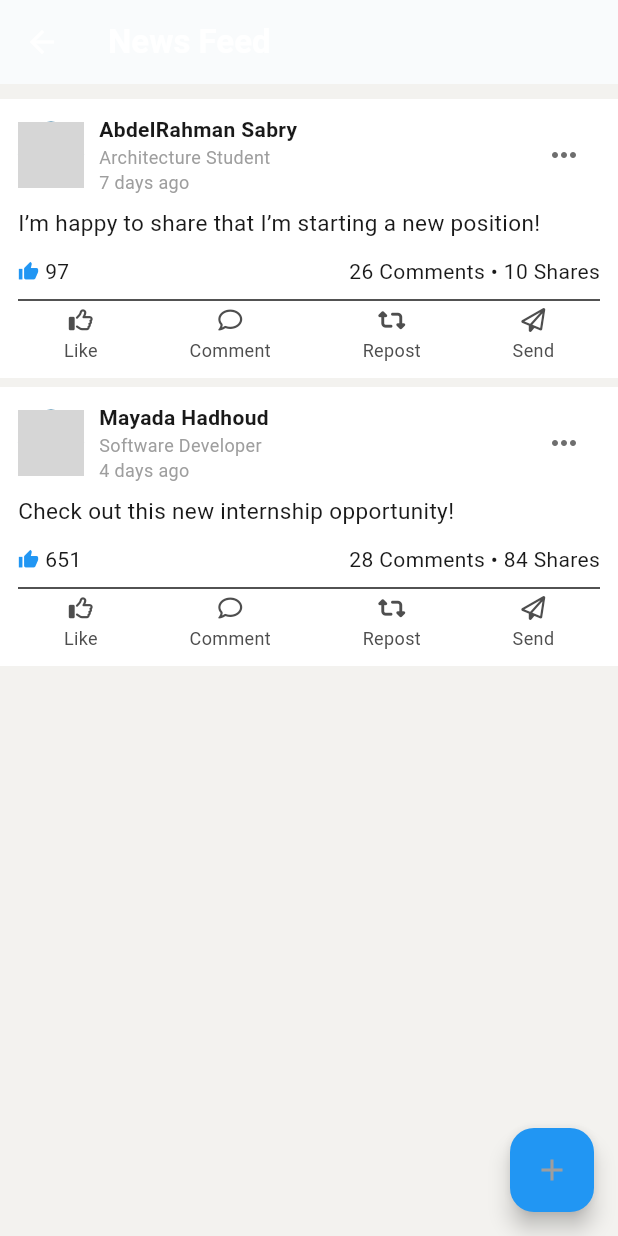
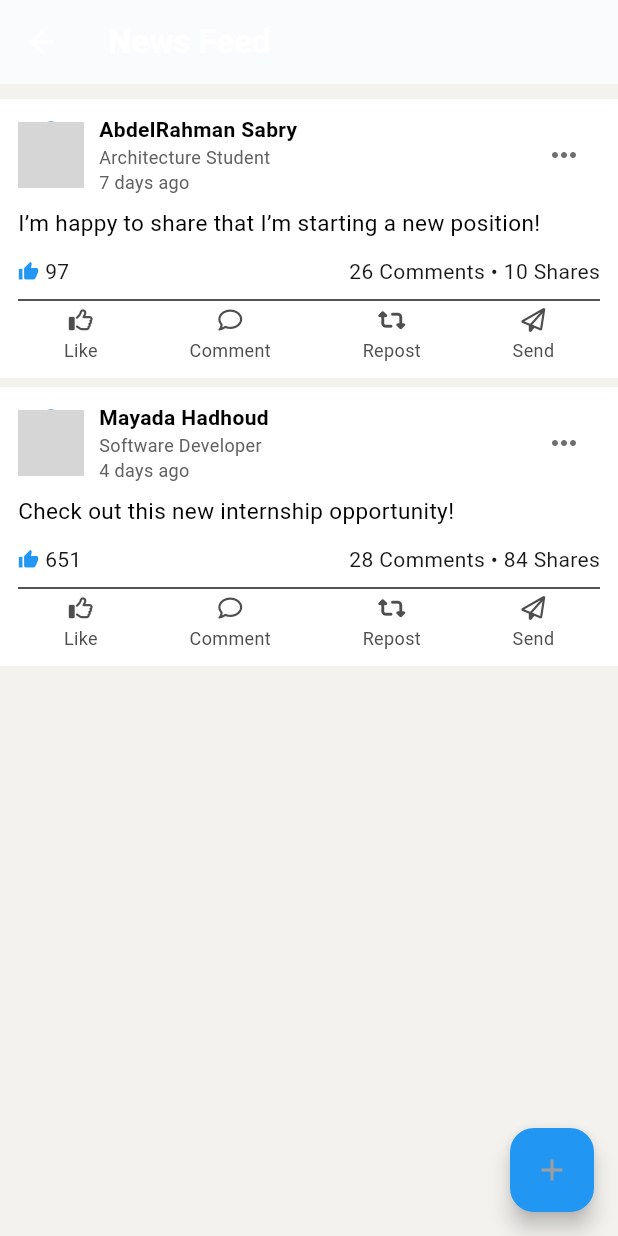
Before and after one commit to TawasolApp/Cross-Platform, a Flutter app: the FeedPage screen opened directly, on a phone screen of 412 x 824 dp. Run offline on Flutter 3.47's test engine with Material 3 defaults, Android fonts, the phone set to English and light mode, and no system bars; our stand-ins replace dio, font_awesome_flutter, fpdart, go_router, google_sign_in, shared_preferences and 2 more; missing offline and left inert: webview_flutter_android; accounts and stored records are empty; network calls fail; Roboto replaces fonts that are missing (SourceSans); grey boxes are pictures that could not be loaded.

Commit message:
Integrated App router and themes with feeds module

```diff
--- a/linkedin_clone/lib/core/Navigation/app_router.dart
+++ b/linkedin_clone/lib/core/Navigation/app_router.dart
@@ -9,6 +9,9 @@ import 'package:linkedin_clone/features/authentication/Presentation/Pages/forgot
 import 'package:linkedin_clone/features/authentication/Presentation/Pages/home_page.dart';
 import 'package:linkedin_clone/features/authentication/Presentation/Pages/login_page.dart';
 import 'package:linkedin_clone/features/authentication/Presentation/Pages/email_verification_page.dart.dart';
+import 'package:linkedin_clone/features/feed/presentation/pages/create_post_page.dart';
+import 'package:linkedin_clone/features/feed/presentation/pages/feed_page.dart';
+import 'package:linkedin_clone/features/main_layout/presentation/pages/main_layout.dart';
 import '../../features/authentication/presentation/pages/onboarding_page.dart';
 
 class AppRouter {
@@ -33,6 +36,9 @@ class AppRouter {
       GoRoute(path: RouteNames.verifyEmail, builder: (context, state) => EmailVerificationPage()),
       GoRoute(path: RouteNames.forgotPassword, builder: (context, state) => ForgotPasswordPage()),
       GoRoute(path: RouteNames.checkemail, builder: (context, state) => ForgotPasswordCheckEmailPage()),
+      GoRoute(path: RouteNames.main, builder: (context, state) => MainNavigationPage()),
+      GoRoute(path: RouteNames.createPost,builder: (context, state) => PostCreationPage() ),
+      GoRoute(path: RouteNames.feed,builder: (context, state) => FeedPage()),
       // GoRoute(
       //   path: RouteNames.register,
       //   builder: (context, state) => RegisterPage(),
--- a/linkedin_clone/lib/core/Navigation/route_names.dart
+++ b/linkedin_clone/lib/core/Navigation/route_names.dart
@@ -13,4 +13,6 @@ class RouteNames {
   static const String verifyEmail = "/verify_email";
   static const String forgotPassword = "/forgot_password";
   static const String checkemail = "/check_email";
+  static const String main = "/main";
+  static const String createPost = "/create_post";
 }
--- a/linkedin_clone/lib/features/authentication/Data/Repository/auth_repository_impl.dart
+++ b/linkedin_clone/lib/features/authentication/Data/Repository/auth_repository_impl.dart
@@ -1,6 +1,5 @@
 import 'package:linkedin_clone/core/services/token_service.dart';
 import 'package:linkedin_clone/features/authentication/Data/Data_Sources/auth_remote_data_source_interface.dart';
-import 'package:linkedin_clone/features/authentication/Data/Data_Sources/mock_auth_remote_data_source.dart';
 import 'package:linkedin_clone/features/authentication/Domain/Entities/user_entity.dart';
 import 'package:fpdart/fpdart.dart';
 import 'package:linkedin_clone/core/errors/failures.dart';
--- a/linkedin_clone/lib/features/authentication/Presentation/Pages/login_page.dart
+++ b/linkedin_clone/lib/features/authentication/Presentation/Pages/login_page.dart
@@ -135,7 +135,7 @@ class _LoginPageState extends State<LoginPage> {
                   if (!context.mounted) return;
 
                   if (success) {
-                    context.go(RouteNames.home);
+                    context.go(RouteNames.main);
                   } else {
                     showModalBottomSheet(
                       context: context,
--- a/linkedin_clone/lib/features/feed/data/repositories/feed_repository_impl.dart
+++ b/linkedin_clone/lib/features/feed/data/repositories/feed_repository_impl.dart
@@ -2,7 +2,6 @@ import 'package:fpdart/fpdart.dart';
 import '../../domain/repositories/feed_repository.dart';
 import '../../../../core/errors/failures.dart';
 import '../../domain/entities/post_entity.dart';
-import '../models/post_model.dart';
 import '../data_sources/feed_remote_data_source.dart';
 import '../../../../core/errors/exceptions.dart';
 //import 'package:dartz/dartz.dart';
--- a/linkedin_clone/lib/features/feed/posts.dart
+++ b/linkedin_clone/lib/features/feed/posts.dart
@@ -132,7 +132,7 @@ class LinkedInPostWidget extends StatelessWidget {
                 IconButton(
                   icon: Icon(
                     post.isSaved ? Icons.bookmark : Icons.bookmark_border,
-                    color: linkedinLightColorScheme.primary, // Updated color
+                    color: Colors.red, // Updated color
                   ),
                   onPressed: () => onToggleSave(post.id),
                 ),
--- a/linkedin_clone/lib/features/feed/presentation/pages/feed_page.dart
+++ b/linkedin_clone/lib/features/feed/presentation/pages/feed_page.dart
@@ -1,4 +1,6 @@
 import 'package:flutter/material.dart';
+import 'package:go_router/go_router.dart';
+import 'package:linkedin_clone/core/Navigation/route_names.dart';
 import 'package:provider/provider.dart';
 import '../provider/feed_provider.dart';
 import '../widgets/post_card.dart';
@@ -34,7 +36,7 @@ class FeedPage extends StatelessWidget {
       //Floating Action Button to Create Post
       floatingActionButton: FloatingActionButton(
         onPressed: () {
-          Navigator.pushNamed(context, '/create-post');
+          context.go(RouteNames.createPost);
         },
         backgroundColor: Colors.blue,
         tooltip: 'Create Post',
--- a/linkedin_clone/lib/features/feed/presentation/provider/feed_provider.dart
+++ b/linkedin_clone/lib/features/feed/presentation/provider/feed_provider.dart
@@ -1,12 +1,9 @@
 import 'package:flutter/material.dart';
-import 'package:provider/provider.dart';
 import '../../domain/usecases/create_post_usecase.dart';
 import '../../domain/usecases/get_posts_usecase.dart';
 import '../../domain/entities/post_entity.dart';
-import '../../../../core/errors/failures.dart';
 import '../../domain/usecases/delete_post_usecase.dart';
 import '../../domain/usecases/save_post_usecase.dart';
-import '../../domain/usecases/react_to_post_usecase.dart';
 
 class FeedProvider extends ChangeNotifier {
   final GetPostsUseCase getPostsUseCase;
--- a/linkedin_clone/lib/features/feed/presentation/widgets/comment_section.dart
+++ b/linkedin_clone/lib/features/feed/presentation/widgets/comment_section.dart
@@ -1,6 +1,4 @@
 import 'package:flutter/material.dart';
-import 'package:provider/provider.dart';
-import '../../../../core/themes/app_theme.dart';
 
 class CommentSection extends StatelessWidget {
   final List<String> comments;
--- a/linkedin_clone/lib/features/feed/presentation/widgets/like_button.dart
+++ b/linkedin_clone/lib/features/feed/presentation/widgets/like_button.dart
@@ -1,6 +1,4 @@
 import 'package:flutter/material.dart';
-import 'package:provider/provider.dart';
-import '../../../../core/themes/app_theme.dart';
 
 class LikeButton extends StatelessWidget {
   final bool isLiked;
--- a/linkedin_clone/lib/features/feed/presentation/widgets/post_card.dart
+++ b/linkedin_clone/lib/features/feed/presentation/widgets/post_card.dart
@@ -18,10 +18,12 @@ class PostCard extends StatelessWidget {
     final updatedPost = Provider.of<FeedProvider>(
       context,
     ).posts.firstWhere((p) => p.id == post.id, orElse: () => post);
+    final isDarkMode = Theme.of(context).brightness == Brightness.dark;
+
 
     return Container(
       width: screenWidth,
-      color: Colors.white,
+      color: isDarkMode ? const Color.fromARGB(255,29,34,38) : Colors.white,
       padding: const EdgeInsets.symmetric(vertical: 10, horizontal: 12),
       margin: const EdgeInsets.only(bottom: 6),
       child: Stack(
--- a/linkedin_clone/lib/features/feed/presentation/widgets/post_content.dart
+++ b/linkedin_clone/lib/features/feed/presentation/widgets/post_content.dart
@@ -4,16 +4,20 @@ class PostContent extends StatelessWidget {
   final String content;
   final String? imageUrl;
 
+
   const PostContent({super.key, required this.content, this.imageUrl});
 
   @override
   Widget build(BuildContext context) {
+    final isDarkMode = Theme.of(context).brightness == Brightness.dark;
     return Column(
       crossAxisAlignment: CrossAxisAlignment.start,
       children: [
         Text(
           content,
-          style: const TextStyle(fontSize: 15),
+          style: TextStyle(fontSize: 15,
+          color: isDarkMode ? Colors.white : Colors.black
+          ),
           softWrap: true,
           overflow: TextOverflow.visible,
         ),
--- a/linkedin_clone/lib/features/feed/presentation/widgets/post_header.dart
+++ b/linkedin_clone/lib/features/feed/presentation/widgets/post_header.dart
@@ -19,6 +19,8 @@ class PostHeader extends StatelessWidget {
 
   @override
   Widget build(BuildContext context) {
+    final theme = Theme.of(context);
+    final isDarkMode = theme.brightness == Brightness.dark;
     return Row(
       crossAxisAlignment: CrossAxisAlignment.center,
       children: [
@@ -31,17 +33,26 @@ class PostHeader extends StatelessWidget {
             children: [
               Text(
                 authorName,
-                style: const TextStyle(fontWeight: FontWeight.bold),
+                style: TextStyle(
+                  fontWeight: FontWeight.bold,
+                  color: isDarkMode ? Colors.white : Colors.black,
+                ),
                 overflow: TextOverflow.ellipsis,
               ),
               Text(
                 authorTitle,
-                style: const TextStyle(fontSize: 12, color: Colors.grey),
+                style: TextStyle(
+                  fontSize: 12,
+                  color: isDarkMode ? Colors.grey[300] : Colors.grey[700],
+                ),
                 overflow: TextOverflow.ellipsis,
               ),
               Text(
                 postTime,
-                style: const TextStyle(fontSize: 12, color: Colors.grey),
+                style: TextStyle(
+                  fontSize: 12,
+                  color: isDarkMode ? Colors.grey[300] : Colors.grey[700],
+                ),
               ),
             ],
           ),
--- a/linkedin_clone/lib/features/feed/presentation/widgets/reaction_bar.dart
+++ b/linkedin_clone/lib/features/feed/presentation/widgets/reaction_bar.dart
@@ -1,8 +1,4 @@
 import 'package:flutter/material.dart';
-import '../../domain/entities/post_entity.dart';
-import 'reaction_popup.dart';
-import 'package:provider/provider.dart';
-import '../provider/feed_provider.dart';
 import '../../domain/entities/post_entity.dart';
 
 class ReactionBar extends StatefulWidget {
@@ -16,6 +12,7 @@ class ReactionBar extends StatefulWidget {
 }
 
 class _ReactionBarState extends State<ReactionBar> {
+  // ignore: unused_field
   final LayerLink _layerLink = LayerLink();
   OverlayEntry? _overlayEntry;
 
@@ -33,6 +30,7 @@ class _ReactionBarState extends State<ReactionBar> {
   //   Overlay.of(context).insert(_overlayEntry!);
   // }
 
+  // ignore: unused_element
   void _hidePopup() {
     _overlayEntry?.remove();
     _overlayEntry = null;
```
Also changed, not shown: linkedin_clone/lib/features/feed/presentation/pages/create_post_page.dart (+5 -2 lines), linkedin_clone/lib/features/feed/presentation/widgets/post_creation_footer.dart (+10 -5 lines), linkedin_clone/lib/features/feed/presentation/widgets/post_creation_header.dart (+36 -7 lines), linkedin_clone/lib/features/feed/presentation/widgets/post_creation_textfield.dart (+9 -1 lines), linkedin_clone/lib/features/main_layout/presentation/pages/main_layout.dart (+54 -11 lines).
